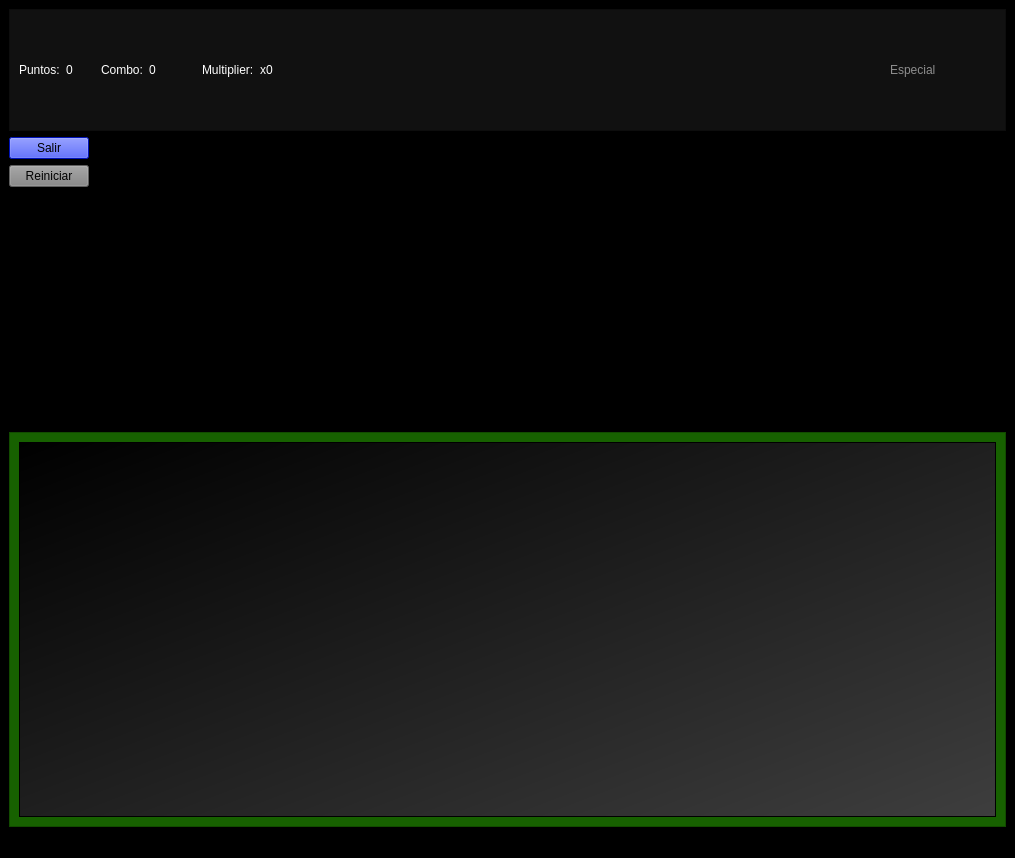
This is interfaz.ui in Shiura001/Key-of-music as Qt 5 draws it before an edit. The edited form follows.
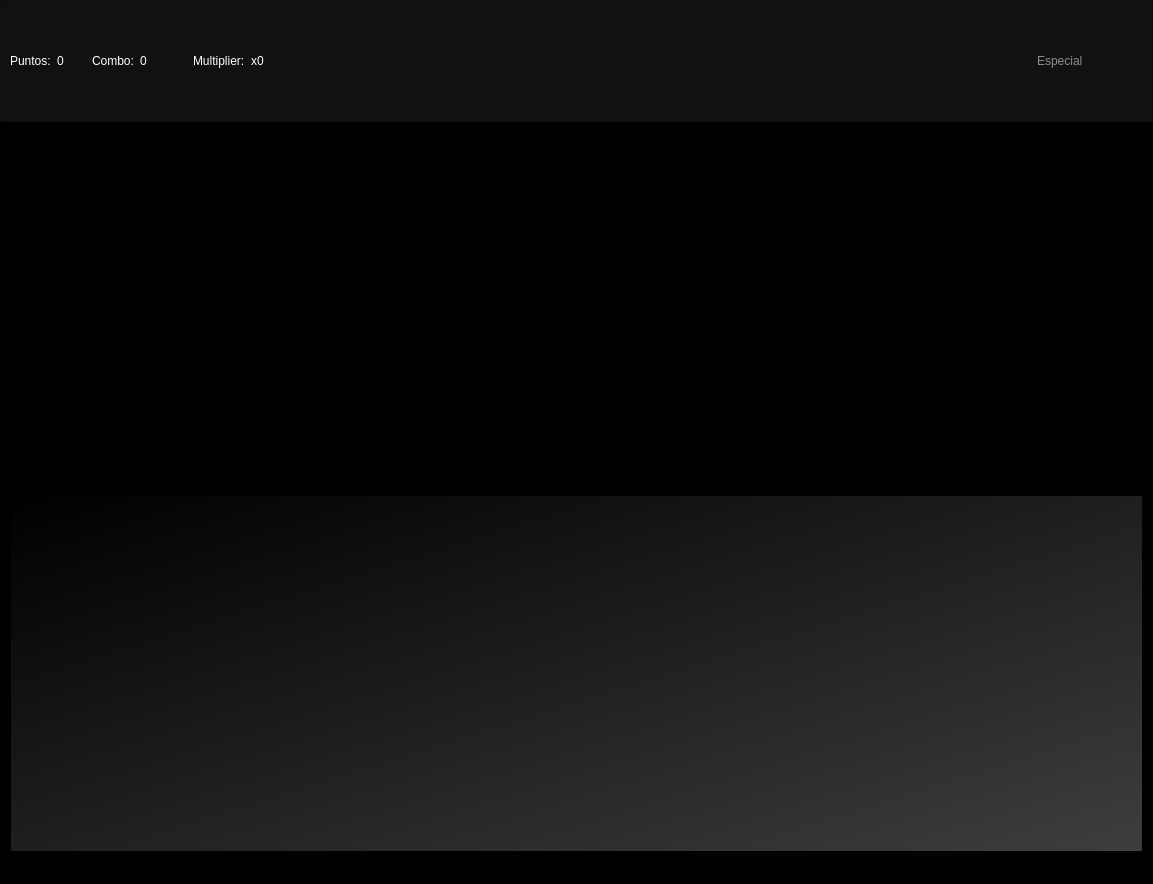
This is the edited form.

The edit to the form file:
```diff
--- a/interfaz.ui
+++ b/interfaz.ui
@@ -6,8 +6,8 @@
    <rect>
     <x>0</x>
     <y>0</y>
-    <width>1015</width>
-    <height>858</height>
+    <width>1153</width>
+    <height>884</height>
    </rect>
   </property>
   <property name="sizePolicy">
@@ -22,6 +22,12 @@
     <height>480</height>
    </size>
   </property>
+  <property name="maximumSize">
+   <size>
+    <width>16777215</width>
+    <height>16777215</height>
+   </size>
+  </property>
   <property name="baseSize">
    <size>
     <width>640</width>
@@ -36,12 +42,30 @@
   </property>
   <widget class="QWidget" name="centralwidget">
    <property name="sizePolicy">
-    <sizepolicy hsizetype="Maximum" vsizetype="Maximum">
+    <sizepolicy hsizetype="Expanding" vsizetype="Expanding">
      <horstretch>0</horstretch>
      <verstretch>0</verstretch>
     </sizepolicy>
    </property>
+   <property name="styleSheet">
+    <string notr="true"/>
+   </property>
    <layout class="QVBoxLayout" name="verticalLayout">
+    <property name="spacing">
+     <number>0</number>
+    </property>
+    <property name="leftMargin">
+     <number>0</number>
+    </property>
+    <property name="topMargin">
+     <number>0</number>
+    </property>
+    <property name="rightMargin">
+     <number>0</number>
+    </property>
+    <property name="bottomMargin">
+     <number>0</number>
+    </property>
     <item>
      <widget class="QFrame" name="frame_6">
       <property name="styleSheet">
@@ -265,84 +289,12 @@
       </layout>
      </widget>
     </item>
-    <item>
-     <widget class="QPushButton" name="btn_out">
-      <property name="sizePolicy">
-       <sizepolicy hsizetype="Fixed" vsizetype="Fixed">
-        <horstretch>0</horstretch>
-        <verstretch>0</verstretch>
-       </sizepolicy>
-      </property>
-      <property name="styleSheet">
-       <string notr="true">background-color: rgb(0, 25, 255);</string>
-      </property>
-      <property name="text">
-       <string>Salir</string>
-      </property>
-     </widget>
-    </item>
-    <item>
-     <widget class="QPushButton" name="btn_reset">
-      <property name="sizePolicy">
-       <sizepolicy hsizetype="Fixed" vsizetype="Fixed">
-        <horstretch>0</horstretch>
-        <verstretch>0</verstretch>
-       </sizepolicy>
-      </property>
-      <property name="styleSheet">
-       <string notr="true">background-color: rgb(131, 131, 131);</string>
-      </property>
-      <property name="text">
-       <string>Reiniciar</string>
-      </property>
-     </widget>
-    </item>
-    <item>
-     <spacer name="verticalSpacer">
-      <property name="orientation">
-       <enum>Qt::Orientation::Vertical</enum>
-      </property>
-      <property name="sizeHint" stdset="0">
-       <size>
-        <width>20</width>
-        <height>40</height>
-       </size>
-      </property>
-     </spacer>
-    </item>
-    <item>
-     <widget class="QGraphicsView" name="graphics_sprites">
-      <property name="sizePolicy">
-       <sizepolicy hsizetype="Maximum" vsizetype="Minimum">
-        <horstretch>0</horstretch>
-        <verstretch>0</verstretch>
-       </sizepolicy>
-      </property>
-      <property name="styleSheet">
-       <string notr="true">background-color: rgb(0, 0, 0);
-</string>
-      </property>
-     </widget>
-    </item>
-    <item>
-     <spacer name="verticalSpacer_3">
-      <property name="orientation">
-       <enum>Qt::Orientation::Vertical</enum>
-      </property>
-      <property name="sizeHint" stdset="0">
-       <size>
-        <width>20</width>
-        <height>40</height>
-       </size>
-      </property>
-     </spacer>
-    </item>
     <item>
      <widget class="QFrame" name="framecentral">
       <property name="sizePolicy">
-       <sizepolicy hsizetype="Expanding" vsizetype="Fixed">
-        <horstretch>7</horstretch>
-        <verstretch>9</verstretch>
+       <sizepolicy hsizetype="Expanding" vsizetype="Expanding">
+        <horstretch>0</horstretch>
+        <verstretch>0</verstretch>
        </sizepolicy>
       </property>
       <property name="minimumSize">
@@ -364,7 +316,7 @@
        </size>
       </property>
       <property name="styleSheet">
-       <string notr="true">background-color: rgb(23, 97, 0);</string>
+       <string notr="true">background-color: transparent;</string>
       </property>
       <property name="frameShape">
        <enum>QFrame::Shape::StyledPanel</enum>
@@ -372,9 +324,29 @@
       <property name="frameShadow">
        <enum>QFrame::Shadow::Raised</enum>
       </property>
-      <layout class="QGridLayout" name="gridLayout_3">
-       <item row="0" column="0" rowspan="2">
+      <layout class="QVBoxLayout" name="verticalLayout_2">
+       <item>
+        <widget class="QGraphicsView" name="graphics_sprites">
+         <property name="sizePolicy">
+          <sizepolicy hsizetype="Expanding" vsizetype="Expanding">
+           <horstretch>0</horstretch>
+           <verstretch>0</verstretch>
+          </sizepolicy>
+         </property>
+         <property name="styleSheet">
+          <string notr="true">background-color: transparent;
+</string>
+         </property>
+        </widget>
+       </item>
+       <item>
         <widget class="QGraphicsView" name="graphics01">
+         <property name="sizePolicy">
+          <sizepolicy hsizetype="Expanding" vsizetype="Expanding">
+           <horstretch>0</horstretch>
+           <verstretch>0</verstretch>
+          </sizepolicy>
+         </property>
          <property name="styleSheet">
           <string notr="true">background-color: rgb(0, 0, 0);
 background-color: qlineargradient(spread:pad, x1:0, y1:0, x2:1, y2:1, stop:0 rgba(0, 0, 0, 255), stop:1 rgba(62, 62, 62, 255));</string>
@@ -387,19 +359,6 @@
     <item>
      <layout class="QGridLayout" name="gridLayout"/>
     </item>
-    <item>
-     <spacer name="verticalSpacer_13">
-      <property name="orientation">
-       <enum>Qt::Orientation::Vertical</enum>
-      </property>
-      <property name="sizeHint" stdset="0">
-       <size>
-        <width>9</width>
-        <height>14</height>
-       </size>
-      </property>
-     </spacer>
-    </item>
    </layout>
   </widget>
   <widget class="QMenuBar" name="menubar">
```
Left out of the diff: 167 changed lines with no effect on the pictures.
